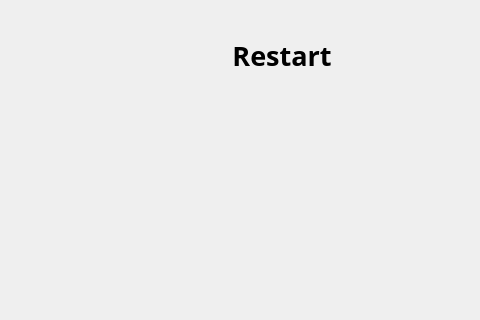
Above: gamewidget.ui from sheriyuo/Qt-NoGo before the change; both pictures show x 588 to 1068 and y 230 to 550 of the 1068 by 768 pixel window. Below: the same form after it.
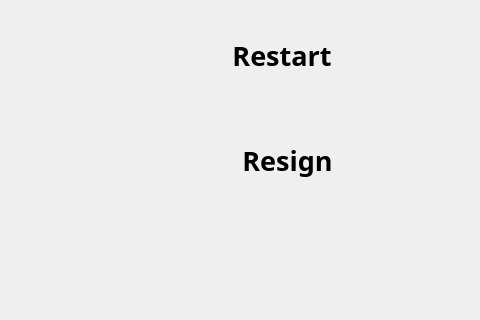
That is the form after the change.

Commit message: add resign function

Diff of the .ui file:
```diff
--- a/gamewidget.ui
+++ b/gamewidget.ui
@@ -10,6 +10,11 @@
     <height>768</height>
    </rect>
   </property>
+  <property name="font">
+   <font>
+    <bold>true</bold>
+   </font>
+  </property>
   <property name="windowTitle">
    <string>Current Game - NoGo</string>
   </property>
@@ -36,6 +41,41 @@
     <bool>true</bool>
    </property>
   </widget>
+  <widget class="QPushButton" name="resignButton">
+   <property name="geometry">
+    <rect>
+     <x>770</x>
+     <y>360</y>
+     <width>211</width>
+     <height>61</height>
+    </rect>
+   </property>
+   <property name="font">
+    <font>
+     <family>Arial Rounded MT Bold</family>
+     <pointsize>20</pointsize>
+     <bold>true</bold>
+    </font>
+   </property>
+   <property name="autoFillBackground">
+    <bool>false</bool>
+   </property>
+   <property name="text">
+    <string>Resign</string>
+   </property>
+   <property name="checkable">
+    <bool>false</bool>
+   </property>
+   <property name="autoDefault">
+    <bool>false</bool>
+   </property>
+   <property name="default">
+    <bool>false</bool>
+   </property>
+   <property name="flat">
+    <bool>true</bool>
+   </property>
+  </widget>
  </widget>
  <resources/>
  <connections/>
```
The commit also changes 4 other files.
